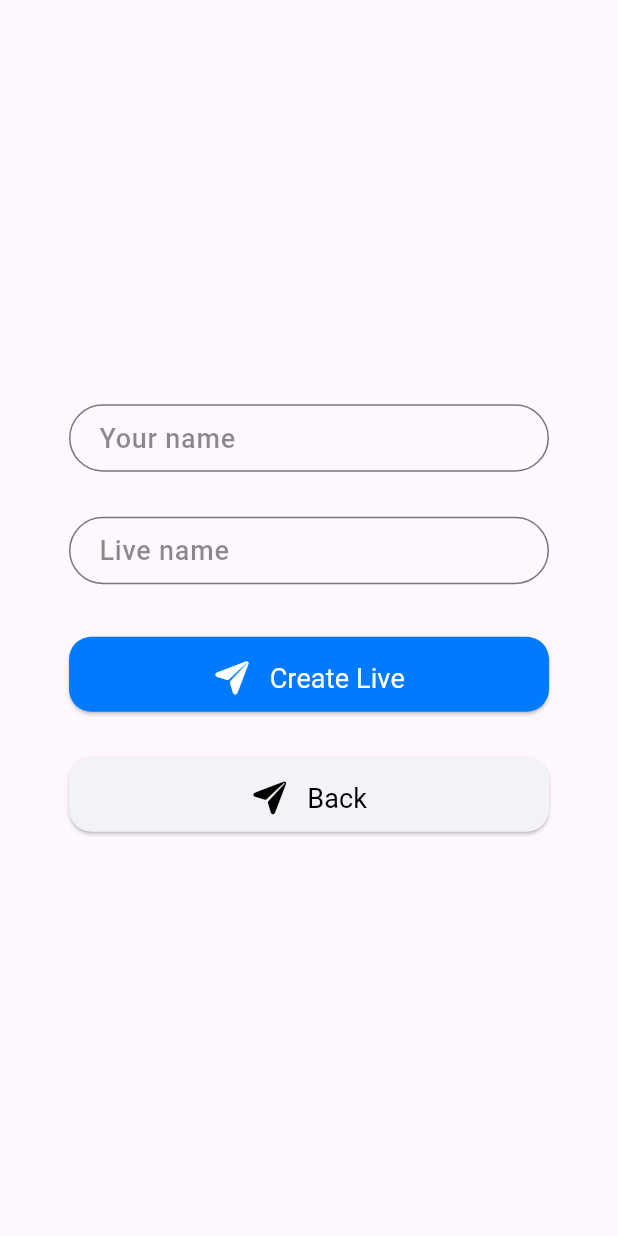
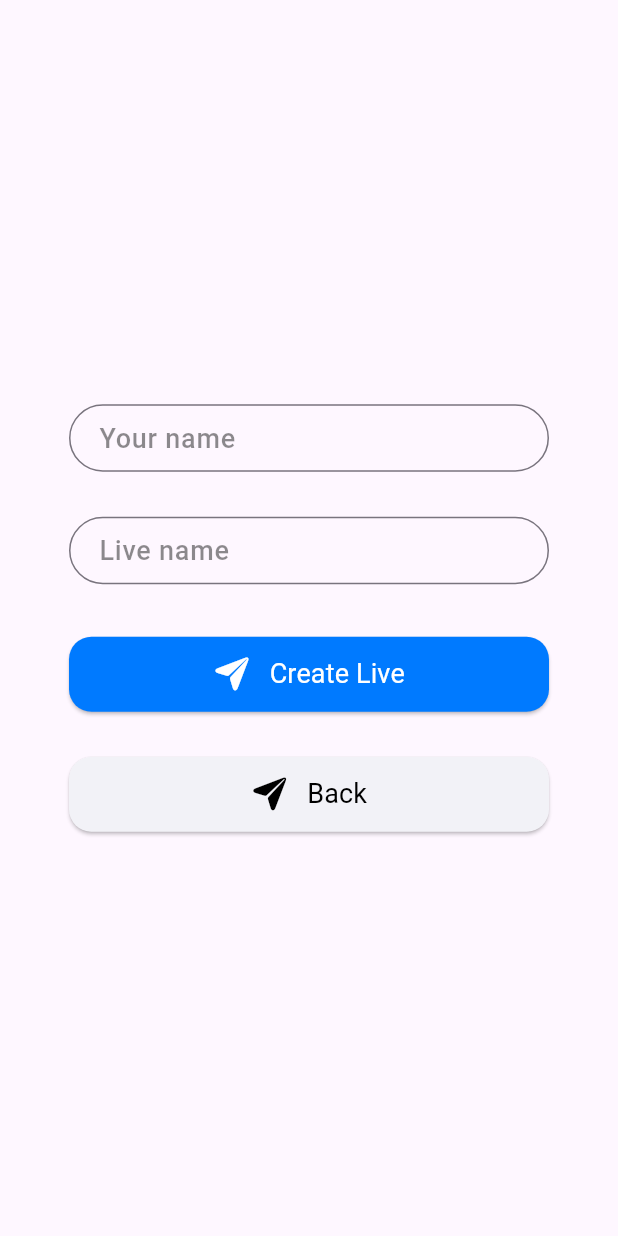
Before and after one commit to Preethisreev/livestream_app_flutter, a Flutter app: the CreateScreen screen opened directly, on a phone screen of 412 x 824 dp. Run offline on Flutter 3.47's test engine with Material 3 defaults, Android fonts, the phone set to English and light mode, and no system bars; our stand-ins replace dartz, permission_handler; missing offline and left inert: amplify_api, amplify_core, amplify_flutter, encrypt, zego_express_engine, zego_uikit_prebuilt_live_streaming; network calls fail.

Commit message:
commit models

```diff
--- a/lib/ui/create_screen.dart
+++ b/lib/ui/create_screen.dart
@@ -138,7 +138,7 @@ class _CreateScreenState extends State<CreateScreen> {
                       );
                     },
                     child: const Padding(
-                      padding: EdgeInsets.all(15.0),
+                      padding: EdgeInsets.all(12.0),
                       child: Row(
                         crossAxisAlignment: CrossAxisAlignment.start,
                         mainAxisSize: MainAxisSize.max,
@@ -178,7 +178,7 @@ class _CreateScreenState extends State<CreateScreen> {
                       );
                     },
                     child: const Padding(
-                      padding: EdgeInsets.all(15.0),
+                      padding: EdgeInsets.all(12.0),
                       child: Row(
                         crossAxisAlignment: CrossAxisAlignment.start,
                         mainAxisSize: MainAxisSize.max,
--- a/lib/ui/join_screen.dart
+++ b/lib/ui/join_screen.dart
@@ -92,7 +92,7 @@ class _JoinScreenState extends State<JoinScreen> {
                             );
                           },
                           child: const Padding(
-                            padding: EdgeInsets.all(15.0),
+                            padding: EdgeInsets.all(12.0),
                             child: Row(
                               crossAxisAlignment: CrossAxisAlignment.start,
                               mainAxisSize: MainAxisSize.max,
@@ -132,7 +132,7 @@ class _JoinScreenState extends State<JoinScreen> {
                             );
                           },
                           child: const Padding(
-                            padding: EdgeInsets.all(15.0),
+                            padding: EdgeInsets.all(12.0),
                             child: Row(
                               crossAxisAlignment: CrossAxisAlignment.start,
                               mainAxisSize: MainAxisSize.max,
--- a/lib/widgets/comment_section.dart
+++ b/lib/widgets/comment_section.dart
@@ -58,7 +58,8 @@ class _CommentSectionState extends State<CommentSection> {
   }
   @override
   Widget build(BuildContext context) {
-    return Column(
+    return Expanded(
+      child: Column(
         crossAxisAlignment: CrossAxisAlignment.start,
         children: [
           Expanded(
@@ -107,6 +108,7 @@ class _CommentSectionState extends State<CommentSection> {
             });
           }, username: widget.username, isHost: widget.isHost, userIdentity: widget.userIdentity, sessionId:widget.sessionId,),
         ],
+      ),
     );
   }
 
@@ -148,6 +150,7 @@ class _CommentInputState extends State<CommentInput> {
               child: Padding(
                 padding: const EdgeInsets.only(left: 10.0,bottom: 10.0),
                 child:TextFormField(
+
                   textInputAction: TextInputAction.send,
                   controller: _commentController,
                   cursorColor: Colors.blue,
```
Also changed, not shown: lib/ui/livestream_screen.dart (+6 -7 lines), 5 other files. Lines whose indentation alone changed are shown as unchanged.
